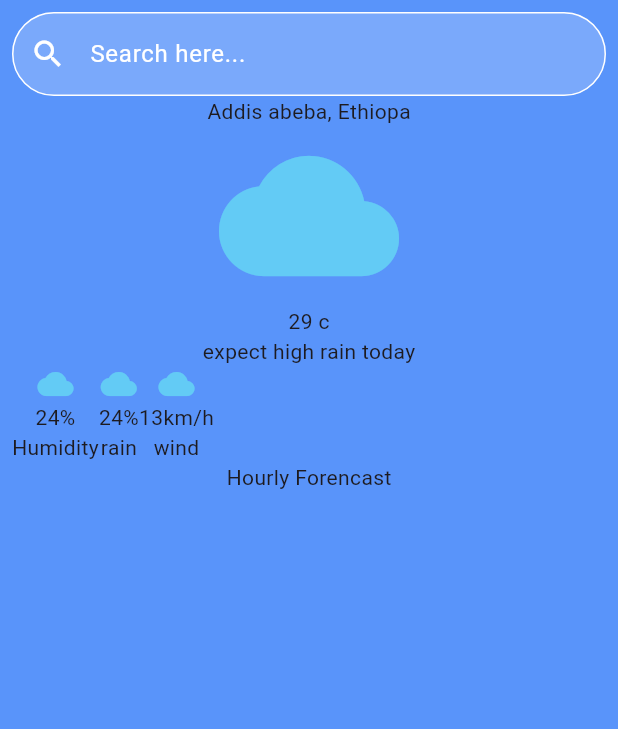
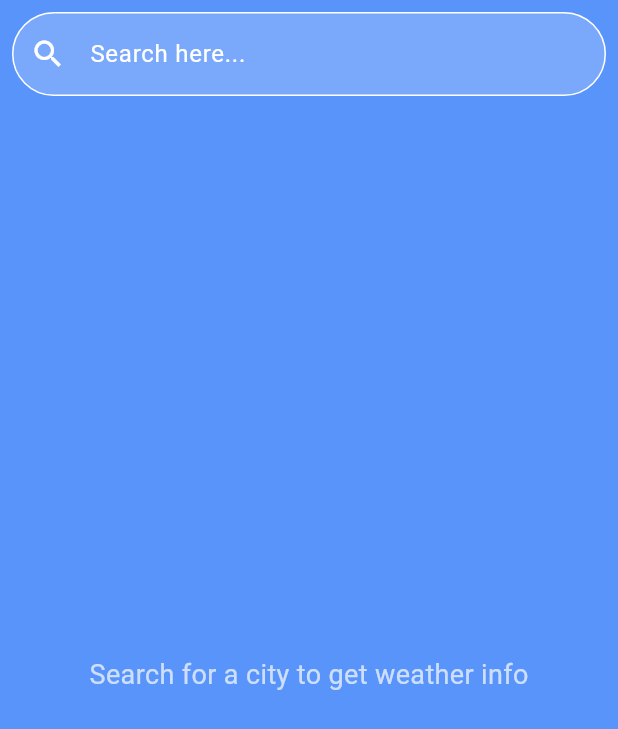
Before and after one commit to KALU56/weather_app, a Flutter app: the Home screen opened directly, on a phone screen of 412 x 824 dp. Shown: the top 729 px of the screen. Run offline on Flutter 3.47's test engine with Material 3 defaults, Android fonts, the phone set to English and light mode, and no system bars.

Commit message:
feat: i add the api that weather

```diff
--- a/weather_app/lib/component/cards.dart
+++ b/weather_app/lib/component/cards.dart
@@ -11,17 +11,7 @@ class _CardsState extends State<Cards> {
   @override
   Widget build(BuildContext context) {
     return Scaffold(
-      Column(
-                   children: [
-                      Icon(
-                          Icons.cloud,
 
-                      ),
-                    Text('now'),
-                    Text('29'),
-
-                  ],
-                )
     );
   }
 }
--- a/weather_app/lib/screens/home.dart
+++ b/weather_app/lib/screens/home.dart
@@ -1,5 +1,6 @@
 import 'package:flutter/material.dart';
-
+import 'dart:convert';
+import 'package:http/http.dart' as http;
 class Home extends StatefulWidget {
   const Home({super.key});
 
@@ -8,6 +9,56 @@ class Home extends StatefulWidget {
 }
 
 class _HomeState extends State<Home> {
+  final TextEditingController _controller = TextEditingController();
+  Map<String, dynamic>? weatherData;
+  bool isLoading = false;
+  String? errorMessage;
+
+
+  final String apiKey = '56f255812ae46fcf7ae2f411cc5262c9';
+
+  Future<void> fetchWeather(String city) async {
+    setState(() {
+      isLoading = true;
+      errorMessage = null;
+      weatherData = null;
+    });
+
+    final url = Uri.parse(
+      'https://api.openweathermap.org/data/2.5/weather?q=$city&units=metric&appid=$apiKey',
+    );
+
+    try {
+      final response = await http.get(url);
+
+      if (response.statusCode == 200) {
+        final data = json.decode(response.body);
+        setState(() {
+          weatherData = data;
+        });
+      } else {
+        setState(() {
+          errorMessage = 'City not found. Please try again.';
+        });
+      }
+    } catch (e) {
+      setState(() {
+        errorMessage = 'Error fetching weather. Check your connection.';
+      });
+    } finally {
+      setState(() {
+        isLoading = false;
+      });
+    }
+  }
+    void _search() {
+    final city = _controller.text.trim();
+    if (city.isNotEmpty) {
+      fetchWeather(city);
+      FocusScope.of(context).unfocus();
+    }
+  }
+
   @override
   Widget build(BuildContext context) {
     return Scaffold(
@@ -19,6 +70,7 @@ class _HomeState extends State<Home> {
         child: Column(
           children: [
             TextField(
+              controller: _controller,
               style: const TextStyle(color: Colors.white),
               decoration: InputDecoration(
                 hintText: 'Search here...',
@@ -39,67 +91,78 @@ class _HomeState extends State<Home> {
                 filled: true,
                 fillColor: Colors.white.withOpacity(0.2),
               ),
+             onSubmitted: (_) => _search(),
+            ),
+            const SizedBox(height: 20),
+             if (isLoading)
+              const CircularProgressIndicator(color: Colors.white)
+            else if (errorMessage != null)
+              Text(errorMessage!, style: const TextStyle(color: Colors.red, fontSize: 18))
+            else if (weatherData != null)
 
+             Expanded(
+                child: Column(
+                  mainAxisAlignment: MainAxisAlignment.center,
+                  children: [
+                    Text(
+                      '${weatherData!['name']}, ${weatherData!['sys']['country']}',
+                      style: const TextStyle(color: Colors.white, fontSize: 28, fontWeight: FontWeight.bold),
                     ),
-
-
-            Text('Addis abeba, Ethiopa'),
+                    const SizedBox(height: 10),
                     Icon(
-             Icons.cloud,
-              size: 120,
+                      Icons.cloud, // You can replace with dynamic icons based on weather condition
+                      size: 100,
                       color: const Color.fromARGB(255, 99, 203, 245),
                     ),
-            Text('29 c'),
-            Text('expect high rain today'),
+                    const SizedBox(height: 10),
+                    Text(
+                      '${weatherData!['main']['temp'].round()}°C',
+                      style: const TextStyle(color: Colors.white, fontSize: 50),
+                    ),
+                    Text(
+                      weatherData!['weather'][0]['description'],
+                      style: const TextStyle(color: Colors.white, fontSize: 20),
+                    ),
+                    const SizedBox(height: 20),
                     Row(
+                      mainAxisAlignment: MainAxisAlignment.spaceEvenly,
                       children: [
                         Column(
                           children: [
-                      Icon(
-                          Icons.cloud,
-
-                          color: const Color.fromARGB(255, 99, 203, 245),
-                      ),
-                    Text('24%'),
-                    Text('Humidity'),
-
+                            const Icon(Icons.opacity, color: Color.fromARGB(255, 99, 203, 245)),
+                            Text('${weatherData!['main']['humidity']}%', style: const TextStyle(color: Colors.white)),
+                            const Text('Humidity', style: TextStyle(color: Colors.white)),
                           ],
                         ),
                         Column(
                           children: [
-                      Icon(
-                          Icons.cloud,
-
-                          color: const Color.fromARGB(255, 99, 203, 245),
-                      ),
-                    Text('24%'),
-                    Text('rain'),
-
+                            const Icon(Icons.beach_access, color: Color.fromARGB(255, 99, 203, 245)),
+                            Text('${weatherData!['rain']?['1h'] ?? 0} mm', style: const TextStyle(color: Colors.white)),
+                            const Text('Rain', style: TextStyle(color: Colors.white)),
                           ],
                         ),
                         Column(
                           children: [
-                      Icon(
-                          Icons.cloud,
-
-                          color: const Color.fromARGB(255, 99, 203, 245),
-                      ),
-                    Text('13km/h'),
-                    Text('wind'),
-
-                  ],
-                )
-
+                            const Icon(Icons.air, color: Color.fromARGB(255, 99, 203, 245)),
+                            Text('${weatherData!['wind']['speed']} km/h', style: const TextStyle(color: Colors.white)),
+                            const Text('Wind', style: TextStyle(color: Colors.white)),
                           ],
                         ),
-            Text('Hourly Forencast'),
-            Row(
-              children: [
+                      ],
+                    ),
+                  ],
+                ),
+              )
+            else
+              const Expanded(
+                child: Center(
+                  child: Text(
+                    'Search for a city to get weather info',
+                    style: TextStyle(color: Colors.white70, fontSize: 18),
+                  ),
+                ),
+              ),
 
-
-              ],
-
-            ),
           ],
         ),
       ),
--- a/weather_app/pubspec.yaml
+++ b/weather_app/pubspec.yaml
@@ -31,6 +31,7 @@ dependencies:
   flutter:
     sdk: flutter
   shared_preferences: ^2.2.2
+  http: ^0.13.5
 
   # The following adds the Cupertino Icons font to your application.
   # Use with the CupertinoIcons class for iOS style icons.
```
Also changed, not shown: weather_app/pubspec.lock. Lines whose indentation alone changed are shown as unchanged.
